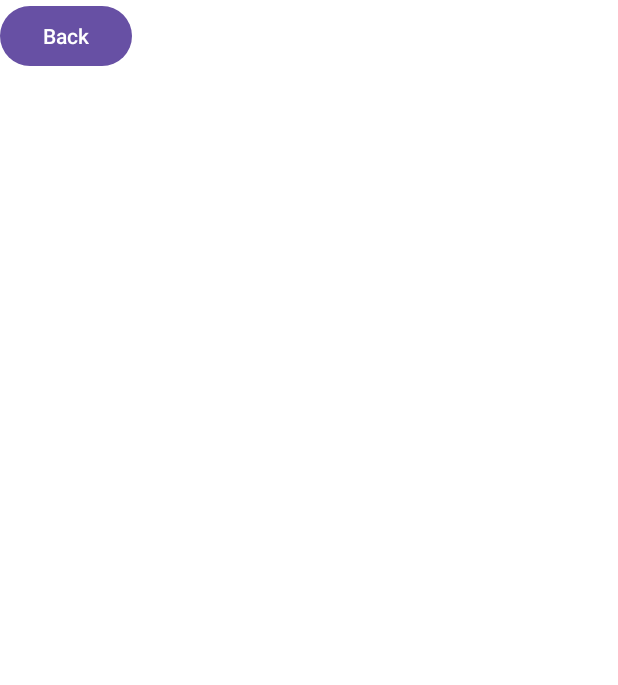
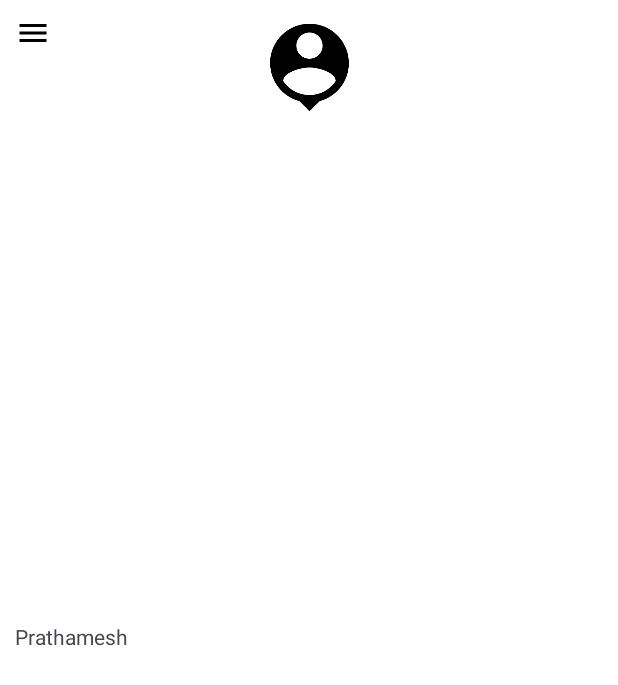
Before and after one commit to TejasBobale/Docterz-Dummy, an Android app: the screen it shows after launch (Dashboard), after a tap on "Create", on a phone screen of 412 x 824 dp. Shown: the top 685 px of the screen. Run offline under Robolectric (Android 15) with nearby library versions, the phone set to English and light mode, and no system bars.

Commit message:
Info transfer - Text only

```diff
--- a/app/build.gradle
+++ b/app/build.gradle
@@ -41,5 +41,6 @@ dependencies {
     testImplementation 'junit:junit:4.13.2'
     androidTestImplementation 'androidx.test.ext:junit:1.1.5'
     androidTestImplementation 'androidx.test.espresso:espresso-core:3.5.1'
-
+    implementation 'com.github.bumptech.glide:glide:4.12.0'
+    //kapt 'com.github.bumptech.glide:compiler:4.12.0'
 }
--- a/app/src/main/java/com/example/dummyapp/Dashboard.kt
+++ b/app/src/main/java/com/example/dummyapp/Dashboard.kt
@@ -1,20 +1,49 @@
 package com.example.dummyapp
 
 import android.content.Intent
+import android.net.Uri
 import androidx.appcompat.app.AppCompatActivity
 import android.os.Bundle
 import android.widget.Button
+import android.widget.ImageView
+import android.widget.TextView
+import java.net.URI
 
 class Dashboard : AppCompatActivity() {
+    lateinit var logo: ImageView
+    lateinit var docter: TextView
     override fun onCreate(savedInstanceState: Bundle?) {
         super.onCreate(savedInstanceState)
         setContentView(R.layout.activity_dashboard)
 
-        val btnBack = findViewById<Button>(R.id.back)
+//        val btnBack = findViewById<Button>(R.id.back)
+//
+//        btnBack.setOnClickListener {
+//            val intent = Intent(this, MainActivity::class.java)
+//            startActivity(intent)
+//        }
 
-        btnBack.setOnClickListener {
-            val intent = Intent(this, MainActivity::class.java)
-            startActivity(intent)
+        logo = findViewById(R.id.appLogo)
+        docter = findViewById(R.id.docterName)
+        var received = intent
+
+        docter.text = received.getStringExtra("docter_name")
+
+        var imageUri = received.data
+        if (imageUri != null){
+            Glide
         }
+
+
+
+
+
     }
+
+//    override fun onActivityResult(requestCode: Int, resultCode: Int, data: Intent?) {
+//        super.onActivityResult(requestCode, resultCode, data)
+//        if(requestCode == 1){
+//            logo.setImageURI(data?.data)
+//        }
+//    }
 }
--- a/app/src/main/java/com/example/dummyapp/MainActivity.kt
+++ b/app/src/main/java/com/example/dummyapp/MainActivity.kt
@@ -1,8 +1,10 @@
 package com.example.dummyapp
 
 import android.content.Intent
+import android.net.Uri
 import androidx.appcompat.app.AppCompatActivity
 import android.os.Bundle
+import android.os.Parcelable
 import android.widget.Button
 import android.widget.ImageView
 import com.google.android.material.floatingactionbutton.FloatingActionButton
@@ -12,6 +14,9 @@ class MainActivity : AppCompatActivity() {
     lateinit var image: ImageView
     lateinit var btnCreate: Button
     lateinit var btnImagePicker: FloatingActionButton
+    val storedImage = Intent()
+    var uri: Intent? = null
+    var docterName: String = "Prathamesh"
 
     override fun onCreate(savedInstanceState: Bundle?) {
         super.onCreate(savedInstanceState)
@@ -23,8 +28,11 @@ class MainActivity : AppCompatActivity() {
 
 
         btnCreate.setOnClickListener {
-            val intent = Intent(this, Dashboard::class.java)
-            startActivity(intent)
+            val intent = Intent(this, Dashboard::class.java).also {
+                it.putExtra("app_logo", uri)
+                it.putExtra("docter_name",docterName)
+                startActivity(it)
+            }
         }
         btnImagePicker.setOnClickListener{
             image = findViewById(R.id.image)
@@ -32,17 +40,16 @@ class MainActivity : AppCompatActivity() {
         }
     }
 
-    private fun uploadImage(image: ImageView?) {
-        val intent = Intent()
-        intent.action = Intent.ACTION_GET_CONTENT
-        intent.type = "image/*"
-
-        startActivityForResult(intent, 1)
+     fun uploadImage(image: ImageView?) {
+        storedImage.action = Intent.ACTION_GET_CONTENT
+        storedImage.type = "image/*"
+         startActivityForResult(storedImage, 1)
     }
 
     override fun onActivityResult(requestCode: Int, resultCode: Int, data: Intent?) {
         super.onActivityResult(requestCode, resultCode, data)
-        if(requestCode == 1){
+        if(requestCode == 1 ){
+            uri = data
             image.setImageURI(data?.data)
         }
     }
--- /dev/null
+++ b/app/src/main/res/drawable/baseline_menu_24.xml
@@ -0,0 +1,5 @@
+<vector android:height="24dp" android:tint="#000000"
+    android:viewportHeight="24" android:viewportWidth="24"
+    android:width="24dp" xmlns:android="http://schemas.android.com/apk/res/android">
+    <path android:fillColor="@android:color/white" android:pathData="M3,18h18v-2L3,16v2zM3,13h18v-2L3,11v2zM3,6v2h18L21,6L3,6z"/>
+</vector>
--- a/app/src/main/res/layout/activity_dashboard.xml
+++ b/app/src/main/res/layout/activity_dashboard.xml
@@ -4,14 +4,35 @@
     xmlns:tools="http://schemas.android.com/tools"
     android:layout_width="match_parent"
     android:layout_height="match_parent"
+    android:padding="10dp"
     android:background="@color/white"
     tools:context=".Dashboard">
 
-    <Button
+    <ImageView
         android:id="@+id/back"
         android:layout_width="wrap_content"
         android:layout_height="wrap_content"
-        android:text="Back"
+        android:src="@drawable/baseline_menu_24"
         app:layout_constraintStart_toStartOf="parent"
         app:layout_constraintTop_toTopOf="parent" />
+
+
+    <ImageView
+        android:id="@+id/appLogo"
+        android:layout_width="70dp"
+        android:layout_height="70dp"
+        android:scaleType="fitXY"
+        android:src="@drawable/baseline_person_pin_24"
+        app:layout_constraintEnd_toEndOf="parent"
+        app:layout_constraintStart_toStartOf="parent"
+        app:layout_constraintTop_toTopOf="parent" />
+
+    <TextView
+        android:id="@+id/docterName"
+        android:layout_width="wrap_content"
+        android:layout_height="wrap_content"
+        android:text="Doctername"
+        app:layout_constraintBottom_toBottomOf="parent"
+        app:layout_constraintStart_toStartOf="parent"
+        app:layout_constraintTop_toBottomOf="@+id/back" />
 </androidx.constraintlayout.widget.ConstraintLayout>
--- a/app/src/main/res/values/colors.xml
+++ b/app/src/main/res/values/colors.xml
@@ -2,4 +2,5 @@
 <resources>
     <color name="black">#FF000000</color>
     <color name="white">#FFFFFFFF</color>
+    <color name="blue">#2E86C1</color>
 </resources>
```
Also changed, not shown: app/src/main/res/layout/activity_main.xml (+5 -3 lines).
